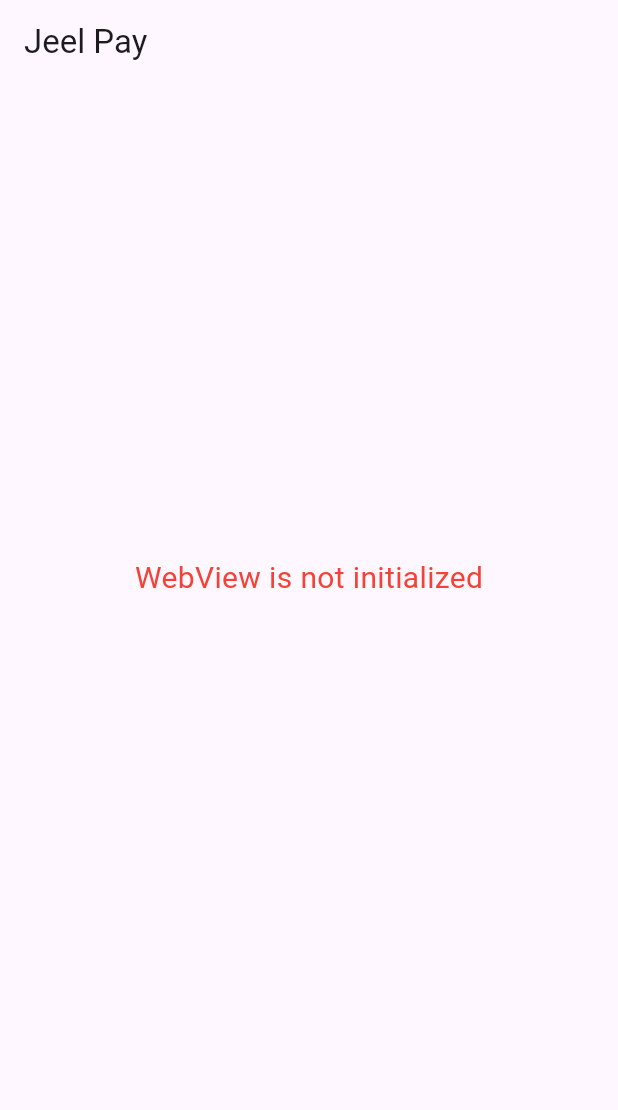
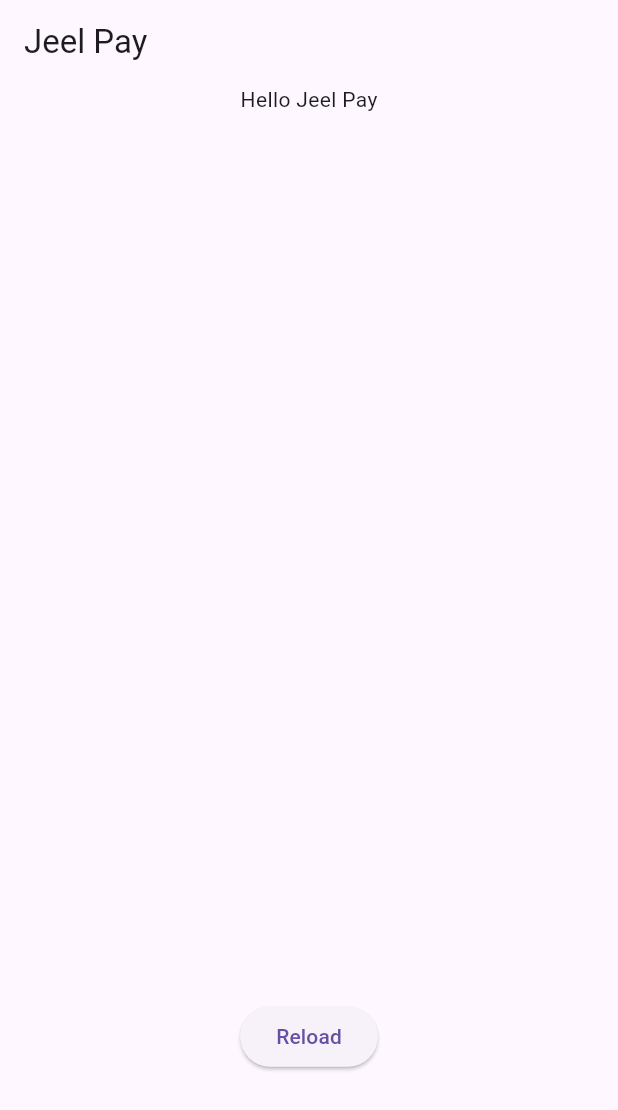
Before and after one commit to androidhands/jeel_pay_task, a Flutter app: the screen it shows after launch, on a phone screen of 412 x 824 dp. Shown: the top 1110 px of the screen. Run offline on Flutter 3.47's test engine with Material 3 defaults, Android fonts, the phone set to English and light mode, and no system bars; our stand-ins replace flutter_bloc, webview_flutter.

Commit message:
mooving bloc build arround page view adding gesture recognizers and add webview dynamic height

```diff
--- a/lib/features/jeel_pay/components/first_page_compoenet.dart
+++ b/lib/features/jeel_pay/components/first_page_compoenet.dart
@@ -1,5 +1,7 @@
 import 'dart:math';
 
+import 'package:flutter/foundation.dart';
+import 'package:flutter/gestures.dart';
 import 'package:flutter/material.dart';
 import 'package:flutter_bloc/flutter_bloc.dart';
 import 'package:jeel_pay_task/features/jeel_pay/bsuiness_logic/web_view_cubit.dart';
@@ -11,39 +13,45 @@ class FirstPageCompoenet extends StatelessWidget {
   @override
   Widget build(BuildContext context) {
     final webViewCubit = context.read<WebViewCubit>();
-    return BlocBuilder<WebViewCubit, WebViewState>(
-      builder: (context, state) {
-        if (state is WebViewLoading) {
-          return const Center(child: CircularProgressIndicator());
-        } else if (state is WebViewError) {
-          return Center(child: Text('Error: ${state.message}'));
-        } else if (state is WebViewLoaded) {
-          return Column(children: [
+
+    return Column(mainAxisAlignment: MainAxisAlignment.spaceBetween, children: [
       Text("Hello Jeel Pay"),
       SizedBox(
         height: 10,
       ),
-            Expanded(child: WebViewWidget(controller: webViewCubit.controller)),
+      BlocBuilder<WebViewCubit, WebViewState>(
+        builder: (context, state) {
+          if (state is WebViewLoading) {
+            return Center(child: CircularProgressIndicator());
+          } else if (state is WebViewError) {
+            return Center(child: Text('Error: ${state.message}'));
+          } else if (state is WebViewLoaded) {
+            return Expanded(
+              child: SizedBox(
+                  height: state.height,
+                  child: WebViewWidget(
+                    controller: webViewCubit.controller,
+                    gestureRecognizers: Set()
+                      ..add(
+                        Factory<VerticalDragGestureRecognizer>(() =>
+                            VerticalDragGestureRecognizer()), // this fixed scroll freezing of web view
+                      ),
+                  )),
+            );
+          } else {
+            return SizedBox.shrink();
+          }
+        },
+      ),
       SizedBox(
         height: 10,
       ),
       ElevatedButton(
         onPressed: () {
-                webViewCubit.controller
-                    .loadRequest(Uri.parse('https://jeel.co'));
+          webViewCubit.controller.loadRequest(Uri.parse('https://jeel.co'));
         },
         child: const Text('Reload'),
-            )
+      ),
     ]);
-        } else {
-          return Center(
-            child: Text(
-              'WebView is not initialized',
-              style: TextStyle(fontSize: 20, color: Colors.red),
-            ),
-          );
-        }
-      },
-    );
   }
 }
```
Lines whose indentation alone changed are shown as unchanged.
